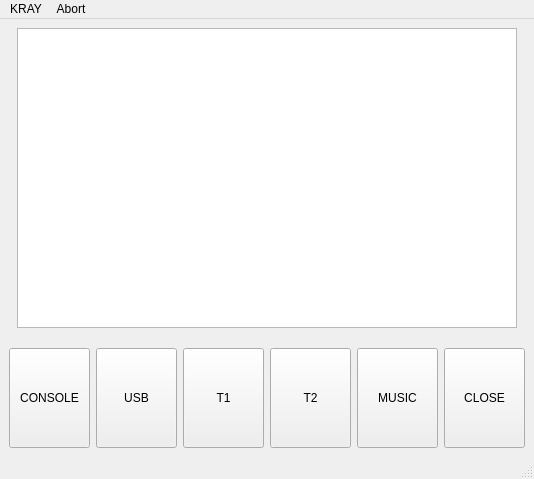
KAARAY-KB/KRAY, file src/core/kray.ui: the form before one commit.
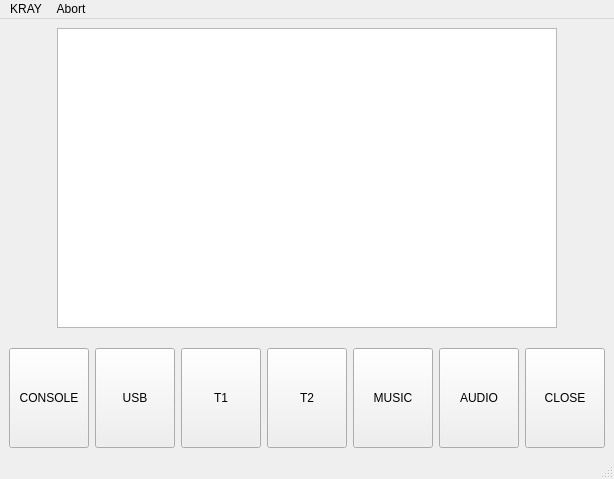
The form after the commit.

Commit message: feat: 新增音频节奏可视化功能     - 新增纯C++音频采集核心AudioCore，支持WASAPI输入输出设备采集     - 重构AudioCapture为Qt封装层，桥接底层采集和Qt信号槽     - 新增音乐节奏可视化控件，支持频谱、波形、能量显示     - 添加设备选择下拉框，支持切换音频采集设备     - 调整各增益参数默认值，优化初始显示效果     - 主窗口新增音频功能按钮     - 优化UI布局，调整控件间距和尺寸

```diff
--- a/src/core/kray.ui
+++ b/src/core/kray.ui
@@ -142,6 +142,19 @@
           </property>
          </widget>
         </item>
+        <item>
+         <widget class="QPushButton" name="btn_audio">
+          <property name="minimumSize">
+           <size>
+            <width>0</width>
+            <height>100</height>
+           </size>
+          </property>
+          <property name="text">
+           <string>AUDIO</string>
+          </property>
+         </widget>
+        </item>
         <item>
          <widget class="QPushButton" name="btn_close">
           <property name="minimumSize">
```
Left out of the diff: 6 changed lines with no effect on the pictures. The commit also changes 9 other files.
